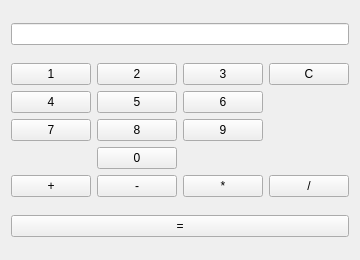
First picture: the form in scripts/practice_2/ui/calc.ui, repository OlgaGnyh/DevPyQt, before the edit.
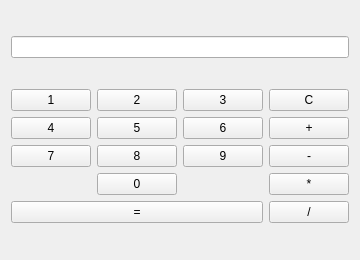
Second picture: the form after the edit.

What changed in the file:
```diff
--- a/scripts/practice_2/ui/calc.ui
+++ b/scripts/practice_2/ui/calc.ui
@@ -96,21 +96,21 @@
        </property>
       </widget>
      </item>
-     <item row="4" column="0">
+     <item row="1" column="3">
       <widget class="QPushButton" name="pushButton_plus">
        <property name="text">
         <string>+</string>
        </property>
       </widget>
      </item>
-     <item row="4" column="1">
+     <item row="2" column="3">
       <widget class="QPushButton" name="pushButton_minus">
        <property name="text">
         <string>-</string>
        </property>
       </widget>
      </item>
-     <item row="4" column="2">
+     <item row="3" column="3">
       <widget class="QPushButton" name="pushButton_umnogenie">
        <property name="text">
         <string>*</string>
@@ -124,14 +124,14 @@
        </property>
       </widget>
      </item>
-    </layout>
-   </item>
-   <item>
+     <item row="4" column="0" colspan="3">
     <widget class="QPushButton" name="pushButton_result">
      <property name="text">
       <string>=</string>
      </property>
     </widget>
+     </item>
+    </layout>
    </item>
   </layout>
  </widget>
```
Left out of the diff: 12 changed lines with no effect on the pictures. Lines whose indentation alone changed are shown as unchanged.
